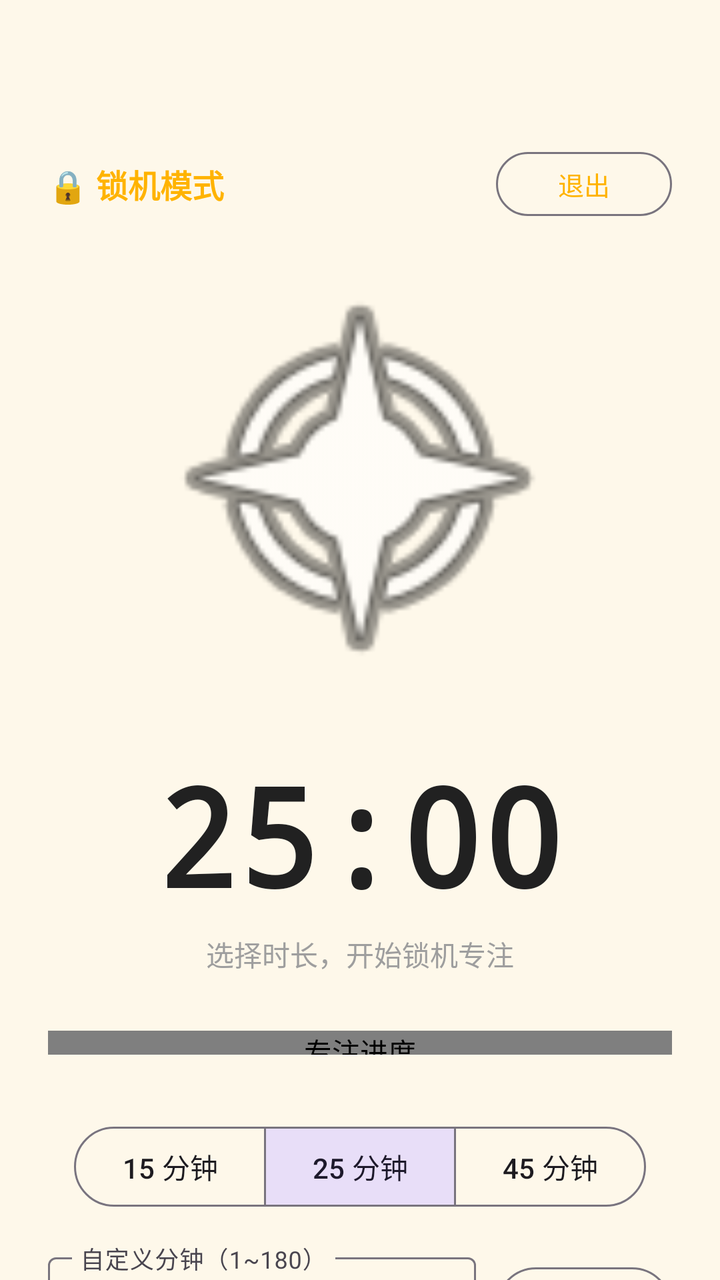
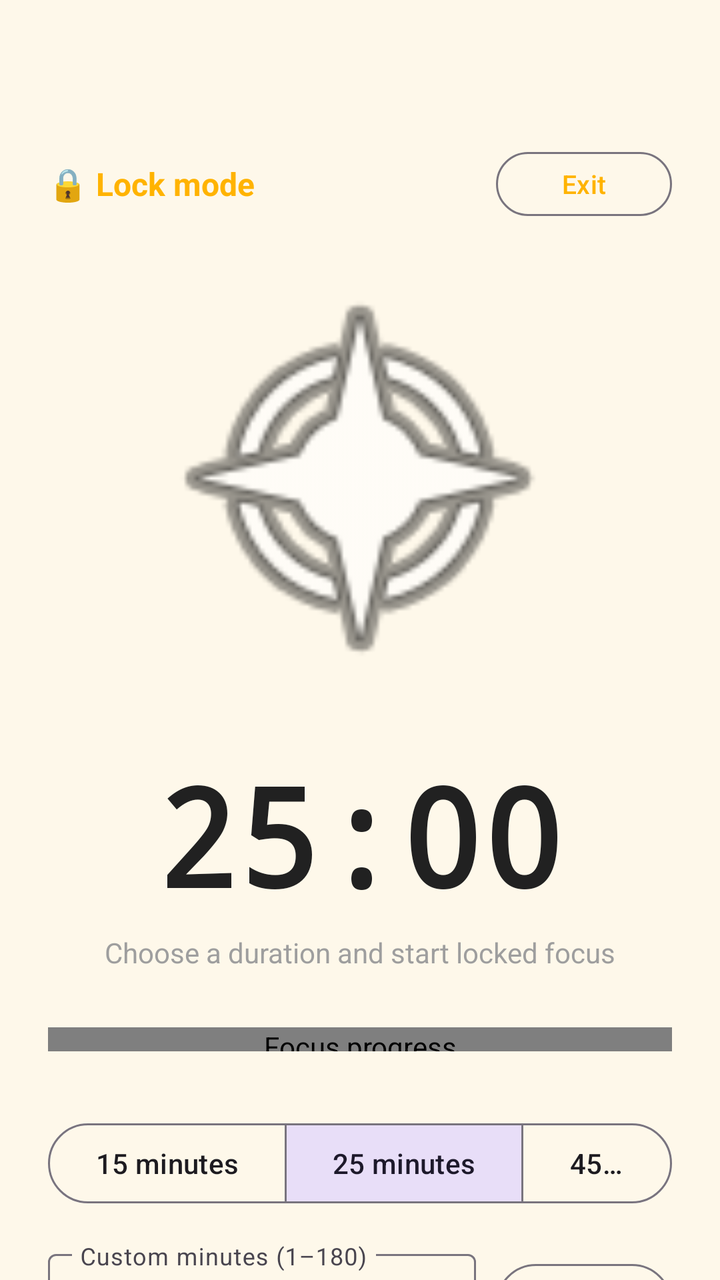

Two renders of the same Android screen: before a commit and after it. Below are the layout's source before the change and the commit's diff.
<!-- AndroidManifest.xml: application theme Theme.FocusPets -->
<!-- res/layout/activity_lock.xml -->
<?xml version="1.0" encoding="utf-8"?>
<FrameLayout xmlns:android="http://schemas.android.com/apk/res/android"
    xmlns:app="http://schemas.android.com/apk/res-auto"
    android:id="@+id/lock_root"
    android:layout_width="match_parent"
    android:layout_height="match_parent"
    android:background="@color/page_background">

    <ScrollView
        android:layout_width="match_parent"
        android:layout_height="match_parent"
        android:fillViewport="true"
        android:scrollbars="none">

        <LinearLayout
            android:layout_width="match_parent"
            android:layout_height="wrap_content"
            android:gravity="center_horizontal"
            android:orientation="vertical"
            android:padding="24dp"
            android:paddingBottom="40dp">

        <LinearLayout
            android:layout_width="match_parent"
            android:layout_height="wrap_content"
            android:layout_marginTop="48dp"
            android:gravity="center_vertical"
            android:orientation="horizontal">

            <TextView
                android:id="@+id/tv_lock_badge"
                android:layout_width="0dp"
                android:layout_height="wrap_content"
                android:layout_weight="1"
                android:text="🔒 锁机模式"
                android:textColor="@color/cat_accent"
                android:textSize="16sp"
                android:textStyle="bold" />

            <com.google.android.material.button.MaterialButton
                android:id="@+id/btn_exit"
                style="?attr/materialButtonOutlinedStyle"
                android:layout_width="wrap_content"
                android:layout_height="40dp"
                android:text="退出"
                android:textSize="13sp"
                app:cornerRadius="20dp" />
        </LinearLayout>

        <ImageView
            android:id="@+id/iv_cat"
            android:layout_width="220dp"
            android:layout_height="220dp"
            android:layout_marginTop="16dp"
            android:scaleType="fitCenter"
            android:src="@android:drawable/ic_menu_compass"
            android:contentDescription="专注中的小猫" />

        <TextView
            android:id="@+id/tv_remaining"
            android:layout_width="wrap_content"
            android:layout_height="wrap_content"
            android:layout_marginTop="24dp"
            android:fontFamily="monospace"
            android:text="25:00"
            android:textColor="@color/text_primary"
            android:textSize="68sp"
            android:textStyle="bold"
            android:contentDescription="剩余专注时间" />

        <TextView
            android:id="@+id/tv_subtitle"
            android:layout_width="wrap_content"
            android:layout_height="wrap_content"
            android:layout_marginTop="4dp"
            android:text="选择时长，开始锁机专注"
            android:textColor="@color/text_hint"
            android:textSize="14sp" />

        <com.example.focuspets.ui.focus.FocusProgressBar
            android:id="@+id/progress_focus"
            android:layout_width="match_parent"
            android:layout_height="12dp"
            android:layout_marginTop="28dp"
            android:contentDescription="专注进度" />

        <com.google.android.material.button.MaterialButtonToggleGroup
            android:id="@+id/toggle_duration"
            android:layout_width="wrap_content"
            android:layout_height="wrap_content"
            android:layout_marginTop="32dp"
            app:checkedButton="@id/btn_25"
            app:singleSelection="true">

            <Button
                android:id="@+id/btn_15"
                style="?attr/materialButtonOutlinedStyle"
                android:layout_width="wrap_content"
                android:layout_height="wrap_content"
                android:text="15 分钟" />

            <Button
                android:id="@+id/btn_25"
                style="?attr/materialButtonOutlinedStyle"
                android:layout_width="wrap_content"
                android:layout_height="wrap_content"
                android:text="25 分钟" />

            <Button
                android:id="@+id/btn_45"
                style="?attr/materialButtonOutlinedStyle"
                android:layout_width="wrap_content"
                android:layout_height="wrap_content"
                android:text="45 分钟" />
        </com.google.android.material.button.MaterialButtonToggleGroup>

        <LinearLayout
            android:id="@+id/layout_custom"
            android:layout_width="match_parent"
            android:layout_height="wrap_content"
            android:layout_marginTop="16dp"
            android:gravity="center_vertical"
            android:orientation="horizontal">

            <com.google.android.material.textfield.TextInputLayout
                android:layout_width="0dp"
                android:layout_height="wrap_content"
                android:layout_weight="1"
                android:hint="自定义分钟（1~180）">

                <com.google.android.material.textfield.TextInputEditText
                    android:id="@+id/et_custom_minutes"
                    android:layout_width="match_parent"
                    android:layout_height="wrap_content"
                    android:inputType="number"
                    android:maxLength="3"
                    android:text="25" />
            </com.google.android.material.textfield.TextInputLayout>

            <com.google.android.material.button.MaterialButton
                android:id="@+id/btn_custom"
                style="?attr/materialButtonOutlinedStyle"
                android:layout_width="wrap_content"
                android:layout_height="wrap_content"
                android:layout_marginStart="10dp"
                android:text="应用" />
        </LinearLayout>

        <com.google.android.material.button.MaterialButton
            android:id="@+id/btn_start"
            android:layout_width="match_parent"
            android:layout_height="60dp"
            android:layout_marginTop="32dp"
            android:text="开始锁机专注"
            android:textSize="16sp"
            app:cornerRadius="30dp" />

        <com.google.android.material.button.MaterialButton
            android:id="@+id/btn_whitelist"
            style="?attr/materialButtonOutlinedStyle"
            android:layout_width="match_parent"
            android:layout_height="52dp"
            android:layout_marginTop="14dp"
            android:text="📋 白名单应用（锁机期间可用）"
            android:textSize="14sp"
            app:cornerRadius="26dp" />

        <TextView
            android:id="@+id/tv_hint"
            android:layout_width="wrap_content"
            android:layout_height="wrap_content"
            android:layout_marginTop="18dp"
            android:gravity="center"
            android:text="🔒 开始后手机将被锁定在本页面，无法主动退出（白名单内的应用仍可使用）；专注结束自动解锁。"
            android:textColor="@color/text_hint"
            android:textSize="12sp" />

        <com.google.android.material.button.MaterialButton
            android:id="@+id/btn_force_exit"
            android:layout_width="match_parent"
            android:layout_height="60dp"
            android:layout_marginTop="16dp"
            android:text="强制退出（今日剩余 1 次）"
            android:textSize="16sp"
            android:visibility="gone"
            app:cornerRadius="30dp" />
        </LinearLayout>
    </ScrollView>

    
    <FrameLayout
        android:id="@+id/overlay_done"
        android:layout_width="match_parent"
        android:layout_height="match_parent"
        android:background="#CC000000"
        android:visibility="gone">

        <LinearLayout
            android:layout_width="wrap_content"
            android:layout_height="wrap_content"
            android:layout_gravity="center"
            android:gravity="center_horizontal"
            android:orientation="vertical"
            android:padding="32dp">

            <TextView
                android:layout_width="wrap_content"
                android:layout_height="wrap_content"
                android:text="🍅"
                android:textSize="64sp" />

            <TextView
                android:id="@+id/tv_done_title"
                android:layout_width="wrap_content"
                android:layout_height="wrap_content"
                android:layout_marginTop="8dp"
                android:text="专注完成！"
                android:textColor="#FFFFFF"
                android:textSize="22sp"
                android:textStyle="bold" />

            <TextView
                android:id="@+id/tv_done_sub"
                android:layout_width="wrap_content"
                android:layout_height="wrap_content"
                android:layout_marginTop="6dp"
                android:text="+25 积分"
                android:textColor="#FFD54F"
                android:textSize="18sp" />

            <com.google.android.material.button.MaterialButton
                android:id="@+id/btn_unlock"
                android:layout_width="wrap_content"
                android:layout_height="56dp"
                android:layout_marginTop="24dp"
                android:text="解锁离开"
                app:cornerRadius="28dp" />
        </LinearLayout>
    </FrameLayout>
</FrameLayout>
<!-- resources referenced by this layout -->
<resources>
  <color name="cat_accent">#FFB300</color>
  <color name="page_background">#FEF8EA</color>
  <color name="text_hint">#9E9E9E</color>
  <color name="text_primary">#212121</color>
  <style name="Theme.FocusPets" parent="Theme.Material3.DayNight.NoActionBar">
          
          <item name="android:windowBackground">@color/page_background</item>
          <item name="android:colorBackground">@color/page_background</item>
          
          <item name="colorPrimary">@color/cat_accent</item>
          <item name="colorPrimaryContainer">@color/cat_accent</item>
          <item name="colorOnPrimary">#FFFFFF</item>
          
          <item name="android:statusBarColor">@color/page_background</item>
          <item name="android:navigationBarColor">@color/page_background</item>
          <item name="android:windowLightStatusBar">true</item>
      </style>
</resources>

<!-- the commit's change to res/layout/activity_lock.xml (unified diff, before → after) -->
@@ -32,7 +32,7 @@
                 android:layout_width="0dp"
                 android:layout_height="wrap_content"
                 android:layout_weight="1"
-                android:text="🔒 锁机模式"
+                android:text="@string/ui_156"
                 android:textColor="@color/cat_accent"
                 android:textSize="16sp"
                 android:textStyle="bold" />
@@ -42,7 +42,7 @@
                 style="?attr/materialButtonOutlinedStyle"
                 android:layout_width="wrap_content"
                 android:layout_height="40dp"
-                android:text="退出"
+                android:text="@string/ui_125"
                 android:textSize="13sp"
                 app:cornerRadius="20dp" />
         </LinearLayout>
@@ -54,7 +54,7 @@
             android:layout_marginTop="16dp"
             android:scaleType="fitCenter"
             android:src="@android:drawable/ic_menu_compass"
-            android:contentDescription="专注中的小猫" />
+            android:contentDescription="@string/ui_020" />
 
         <TextView
             android:id="@+id/tv_remaining"
@@ -66,14 +66,14 @@
             android:textColor="@color/text_primary"
             android:textSize="68sp"
             android:textStyle="bold"
-            android:contentDescription="剩余专注时间" />
+            android:contentDescription="@string/ui_047" />
 
         <TextView
             android:id="@+id/tv_subtitle"
             android:layout_width="wrap_content"
             android:layout_height="wrap_content"
             android:layout_marginTop="4dp"
-            android:text="选择时长，开始锁机专注"
+            android:text="@string/ui_129"
             android:textColor="@color/text_hint"
             android:textSize="14sp" />
 
@@ -82,7 +82,7 @@
             android:layout_width="match_parent"
             android:layout_height="12dp"
             android:layout_marginTop="28dp"
-            android:contentDescription="专注进度" />
+            android:contentDescription="@string/ui_032" />
 
         <com.google.android.material.button.MaterialButtonToggleGroup
             android:id="@+id/toggle_duration"
@@ -97,21 +97,21 @@
                 style="?attr/materialButtonOutlinedStyle"
                 android:layout_width="wrap_content"
                 android:layout_height="wrap_content"
-                android:text="15 分钟" />
+                android:text="@string/ui_005" />
 
             <Button
                 android:id="@+id/btn_25"
                 style="?attr/materialButtonOutlinedStyle"
                 android:layout_width="wrap_content"
                 android:layout_height="wrap_content"
-                android:text="25 分钟" />
+                android:text="@string/ui_006" />
 
             <Button
                 android:id="@+id/btn_45"
                 style="?attr/materialButtonOutlinedStyle"
                 android:layout_width="wrap_content"
                 android:layout_height="wrap_content"
-                android:text="45 分钟" />
+                android:text="@string/ui_007" />
         </com.google.android.material.button.MaterialButtonToggleGroup>
 
         <LinearLayout
@@ -126,7 +126,7 @@
                 android:layout_width="0dp"
                 android:layout_height="wrap_content"
                 android:layout_weight="1"
-                android:hint="自定义分钟（1~180）">
+                android:hint="@string/ui_111">
 
                 <com.google.android.material.textfield.TextInputEditText
                     android:id="@+id/et_custom_minutes"
@@ -143,7 +143,7 @@
                 android:layout_width="wrap_content"
                 android:layout_height="wrap_content"
                 android:layout_marginStart="10dp"
-                android:text="应用" />
+                android:text="@string/ui_065" />
         </LinearLayout>
 
         <com.google.android.material.button.MaterialButton
@@ -151,7 +151,7 @@
             android:layout_width="match_parent"
             android:layout_height="60dp"
             android:layout_marginTop="32dp"
-            android:text="开始锁机专注"
+            android:text="@string/ui_068"
             android:textSize="16sp"
             app:cornerRadius="30dp" />
 
@@ -161,7 +161,7 @@
             android:layout_width="match_parent"
             android:layout_height="52dp"
             android:layout_marginTop="14dp"
-            android:text="📋 白名单应用（锁机期间可用）"
+            android:text="@string/ui_151"
             android:textSize="14sp"
             app:cornerRadius="26dp" />
 
@@ -171,7 +171,7 @@
             android:layout_height="wrap_content"
             android:layout_marginTop="18dp"
             android:gravity="center"
-            android:text="🔒 开始后手机将被锁定在本页面，无法主动退出（白名单内的应用仍可使用）；专注结束自动解锁。"
+            android:text="@string/ui_154"
             android:textColor="@color/text_hint"
             android:textSize="12sp" />
 
@@ -180,7 +180,7 @@
             android:layout_width="match_parent"
             android:layout_height="60dp"
             android:layout_marginTop="16dp"
-            android:text="强制退出（今日剩余 1 次）"
+            android:text="@string/ui_070"
             android:textSize="16sp"
             android:visibility="gone"
             app:cornerRadius="30dp" />
@@ -214,7 +214,7 @@
                 android:layout_width="wrap_content"
                 android:layout_height="wrap_content"
                 android:layout_marginTop="8dp"
-                android:text="专注完成！"
+                android:text="@string/ui_023"
                 android:textColor="#FFFFFF"
                 android:textSize="22sp"
                 android:textStyle="bold" />
@@ -224,7 +224,7 @@
                 android:layout_width="wrap_content"
                 android:layout_height="wrap_content"
                 android:layout_marginTop="6dp"
-                android:text="+25 积分"
+                android:text="@string/ui_000"
                 android:textColor="#FFD54F"
                 android:textSize="18sp" />
 
@@ -233,7 +233,7 @@
                 android:layout_width="wrap_content"
                 android:layout_height="56dp"
                 android:layout_marginTop="24dp"
-                android:text="解锁离开"
+                android:text="@string/ui_114"
                 app:cornerRadius="28dp" />
         </LinearLayout>
     </FrameLayout>
<!-- resource entries referenced after the edit -->
@@ -4,6 +4,24 @@
   <color name="page_background">#FEF8EA</color>
   <color name="text_hint">#9E9E9E</color>
   <color name="text_primary">#212121</color>
+  <string name="ui_000">+25 points</string>
+  <string name="ui_005">15 minutes</string>
+  <string name="ui_006">25 minutes</string>
+  <string name="ui_007">45 minutes</string>
+  <string name="ui_020">Focusing cat</string>
+  <string name="ui_023">Focus complete!</string>
+  <string name="ui_032">Focus progress</string>
+  <string name="ui_047">Focus time remaining</string>
+  <string name="ui_065">Apply</string>
+  <string name="ui_068">Start locked focus</string>
+  <string name="ui_070">Force exit (1 remaining today)</string>
+  <string name="ui_111">Custom minutes (1–180)</string>
+  <string name="ui_114">Unlock and leave</string>
+  <string name="ui_125">Exit</string>
+  <string name="ui_129">Choose a duration and start locked focus</string>
+  <string name="ui_151">📋 Allowed apps (available during lock mode)</string>
+  <string name="ui_154">🔒 Your phone stays on this page until focus ends. Allowed apps remain available. It unlocks automatically on completion.</string>
+  <string name="ui_156">🔒 Lock mode</string>
   <style name="Theme.FocusPets" parent="Theme.Material3.DayNight.NoActionBar">
           
           <item name="android:windowBackground">@color/page_background</item>
